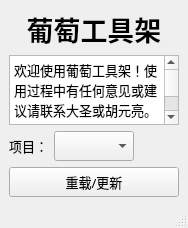
Qt form commons/ui/main.ui (lonegather/Barbarian) before a commit.
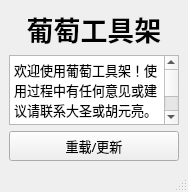
The same form after that commit.

What changed in the file:
```diff
--- a/commons/ui/main.ui
+++ b/commons/ui/main.ui
@@ -7,7 +7,7 @@
     <x>0</x>
     <y>0</y>
     <width>188</width>
-    <height>227</height>
+    <height>189</height>
    </rect>
   </property>
   <property name="minimumSize">
@@ -55,45 +55,6 @@
       </property>
      </widget>
     </item>
-    <item>
-     <layout class="QFormLayout" name="formLayout">
-      <item row="0" column="0">
-       <widget class="QLabel" name="Label">
-        <property name="minimumSize">
-         <size>
-          <width>0</width>
-          <height>30</height>
-         </size>
-        </property>
-        <property name="font">
-         <font>
-          <family>微软雅黑</family>
-          <pointsize>10</pointsize>
-         </font>
-        </property>
-        <property name="text">
-         <string>项目：</string>
-        </property>
-       </widget>
-      </item>
-      <item row="0" column="1">
-       <widget class="QComboBox" name="PuTaoMainCB">
-        <property name="minimumSize">
-         <size>
-          <width>80</width>
-          <height>30</height>
-         </size>
-        </property>
-        <property name="maximumSize">
-         <size>
-          <width>80</width>
-          <height>16777215</height>
-         </size>
-        </property>
-       </widget>
-      </item>
-     </layout>
-    </item>
     <item>
      <widget class="QPushButton" name="pushButton">
       <property name="minimumSize">
```
